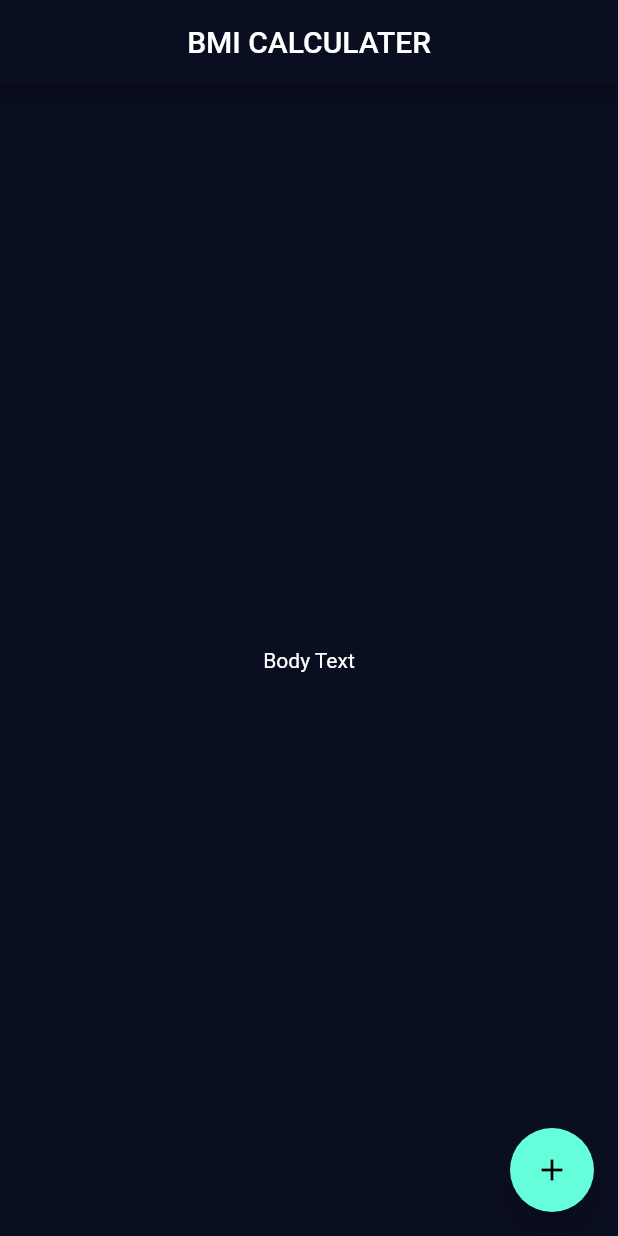
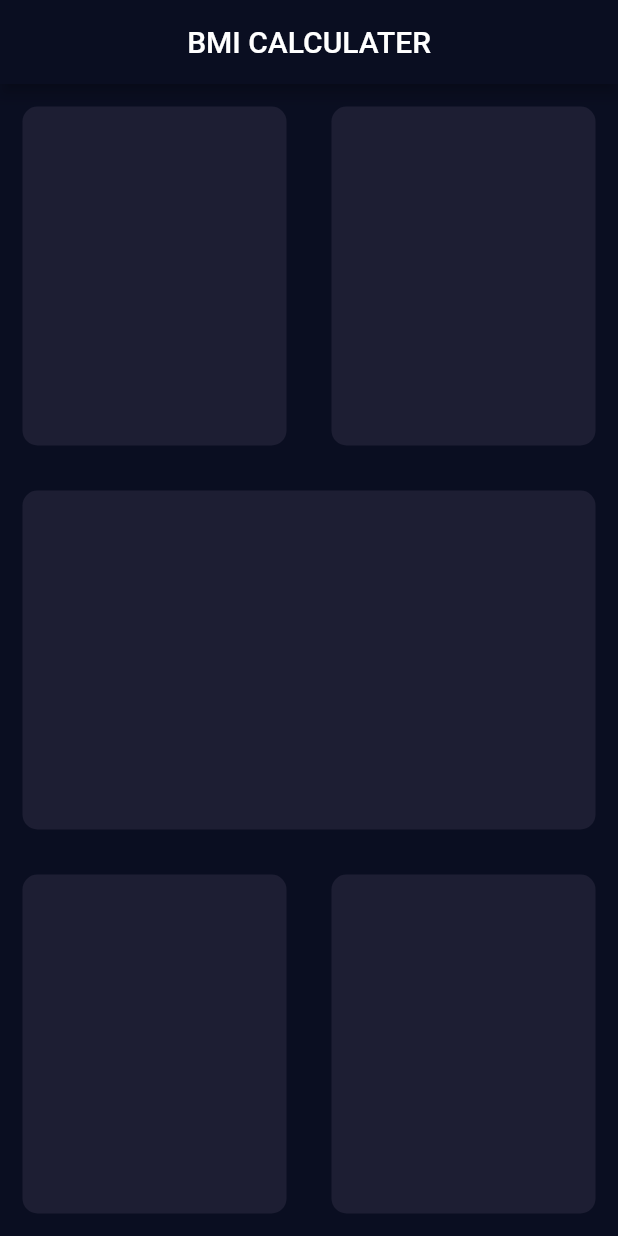
Before and after one commit to voltzylex/BMI-Calculater, a Flutter app: the InputPage screen opened directly, on a phone screen of 412 x 824 dp. Run offline on Flutter 3.47's test engine with Material 2 defaults, Android fonts, the phone set to English and light mode, and no system bars; statements that could not run were skipped.

Commit message:
Home page UI

```diff
--- /dev/null
+++ b/lib/input_page.dart
@@ -0,0 +1,80 @@
+// ignore_for_file: prefer_const_constructors_in_immutables, prefer_const_constructors, prefer_const_literals_to_create_immutables
+
+import 'package:flutter/material.dart';
+
+class InputPage extends StatefulWidget {
+  InputPage({Key? key}) : super(key: key);
+
+  @override
+  State<InputPage> createState() => _InputPageState();
+}
+
+class _InputPageState extends State<InputPage> {
+  @override
+  Widget build(BuildContext context) {
+    return Scaffold(
+      appBar: AppBar(
+        // backgroundColor: Color(0xFF0A0E21),
+        title: Center(child: Text('BMI CALCULATER')),
+      ),
+      body: SafeArea(
+        child: Column(
+          children: [
+            Expanded(
+                child: Row(
+              children: [
+                Expanded(
+                  child: ReusableCard(
+                    colour: Color(0xFF1D1E33),
+                  ),
+                ),
+                Expanded(
+                  child: ReusableCard(
+                    colour: Color(0xFF1D1E33),
+                  ),
+                )
+              ],
+            )),
+            Expanded(
+                child: Column(
+              children: [
+                Expanded(
+                    child: ReusableCard(
+                  colour: Color(0xFF1D1E33),
+                )),
+              ],
+            )),
+            Expanded(
+                child: Row(
+              children: [
+                Expanded(
+                    child: ReusableCard(
+                  colour: Color(0xFF1D1E33),
+                )),
+                Expanded(
+                    child: ReusableCard(
+                  colour: Color(0xFF1D1E33),
+                )),
+              ],
+            )),
+          ],
+        ),
+      ),
+    );
+  }
+}
+
+class ReusableCard extends StatelessWidget {
+  ReusableCard({@required this.colour});
+  final Color? colour;
+  @override
+  Widget build(BuildContext context) {
+    return Container(
+      margin: EdgeInsets.all(15),
+      decoration: BoxDecoration(
+        color: colour,
+        borderRadius: BorderRadius.circular(10),
+      ),
+    );
+  }
+}
--- a/lib/main.dart
+++ b/lib/main.dart
@@ -1,4 +1,5 @@
 import 'package:flutter/material.dart';
+import 'input_page.dart ';
 
 void main() => runApp(BMIcalculater());
 
@@ -16,27 +17,3 @@
     );
   }
 }
-
-class InputPage extends StatefulWidget {
-  InputPage({Key? key}) : super(key: key);
-
-  @override
-  State<InputPage> createState() => _InputPageState();
-}
-
-class _InputPageState extends State<InputPage> {
-  @override
-  Widget build(BuildContext context) {
-    return Scaffold(
-      appBar: AppBar(
-        // backgroundColor: Color(0xFF0A0E21),
-        title: Center(child: Text('BMI CALCULATER')),
-      ),
-      body: Center(child: Text("Body Text")),
-      floatingActionButton: FloatingActionButton(
-        onPressed: () {},
-        child: Icon(Icons.add),
-      ),
-    );
-  }
-}
```
